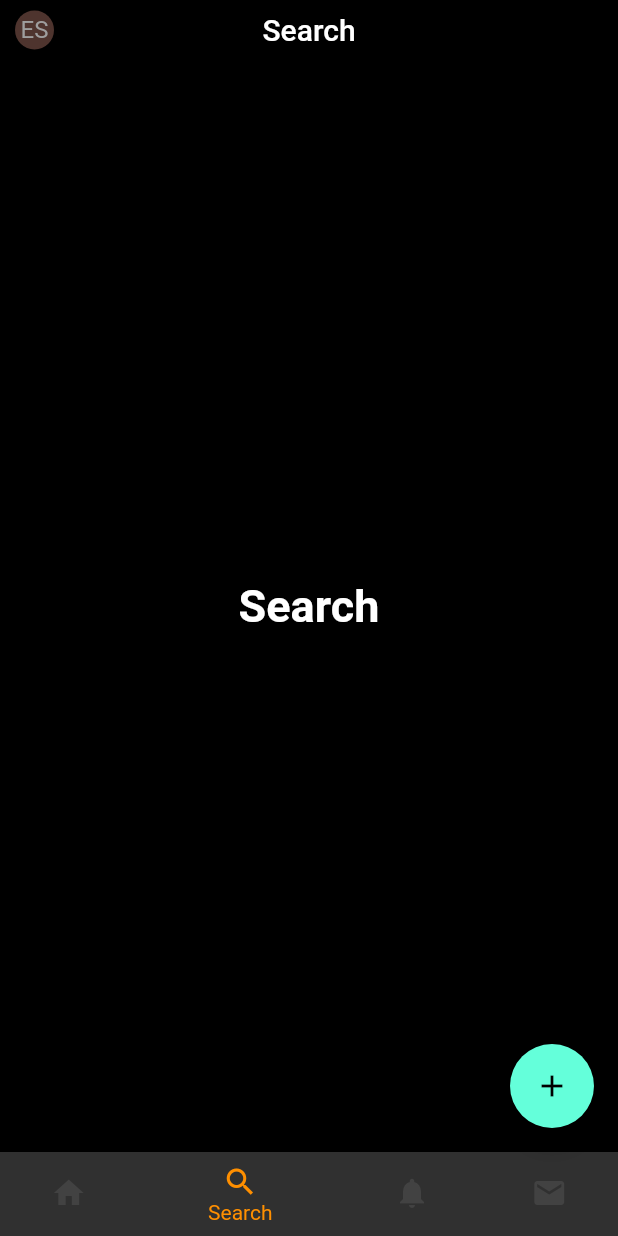
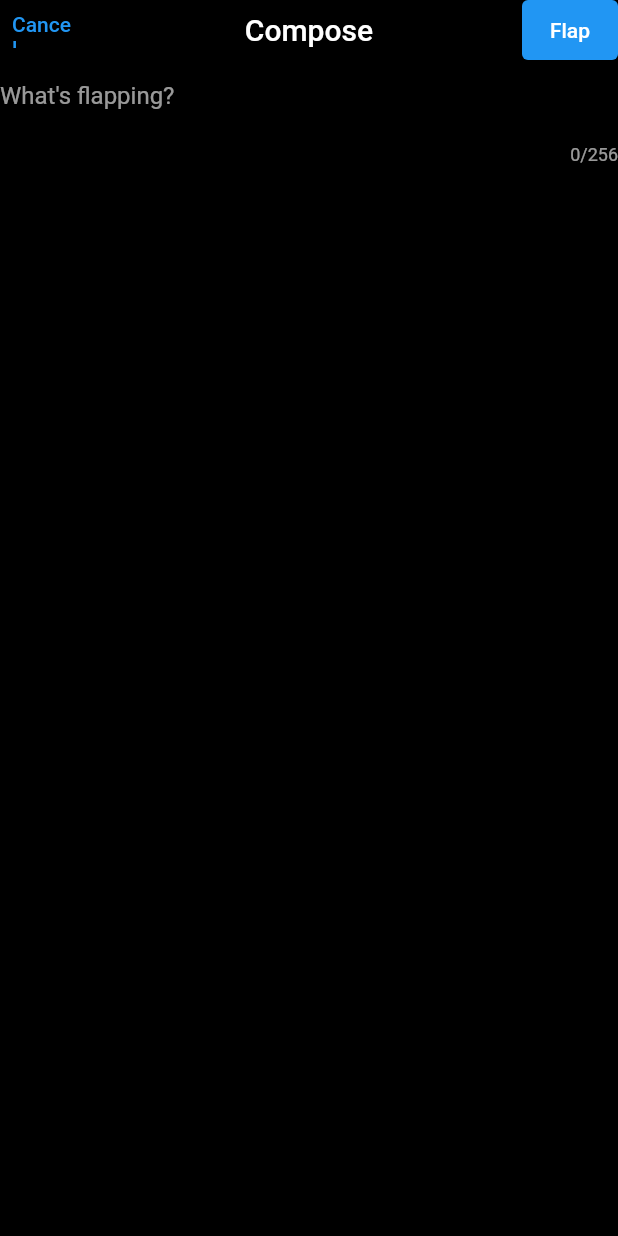
Before and after one commit to shorebirdtech/twutter, a Flutter app: the screen it shows after launch, item 2 of the bottom bar chosen, after a tap on the "add" icon, on a phone screen of 412 x 824 dp. Run offline on Flutter 3.47's test engine with Material 2 defaults, Android fonts, the phone set to English and light mode, and no system bars; accounts and stored records are empty.

Commit message:
Add Compose screen
Compose screen doesn't work yet, but I've started work on sketching out the backend necessary to support it.

```diff
--- /dev/null
+++ b/lib/src/gen/client.dart
@@ -0,0 +1,9 @@
+import 'package:twutter/src/model/flap.dart';
+
+class Client {
+  Future<void> publish(DraftFlap draft) async {
+    // Try to send to the server
+  }
+}
+
+var client = Client();
--- a/lib/src/model/flap.dart
+++ b/lib/src/model/flap.dart
@@ -52,11 +52,21 @@ class Flap {
   final String content;
   final DateTime createdAt;
 
-  final int replyCount = 0;
-  final int reflapCount = 0;
-  final int likeCount = 0;
+  final List<String> replyIds = [];
+  final List<String> reflapIds = [];
+  final List<String> likeUserIds = [];
+
+  int get reflapCount => reflapIds.length;
+  int get replyCount => replyIds.length;
+  int get likeCount => likeUserIds.length;
 
   User get author => model.userById(authorId);
+
+  bool get isReflap => originalFlapId != null;
+
+  // FIXME: Both of these are hacks to just test the UI.
+  bool get wasReflappedByMe => reflapCount > 0;
+  bool get wasLikedByMe => likeCount > 0;
 
   Flap(
       {required this.id,
--- a/lib/src/navigation.dart
+++ b/lib/src/navigation.dart
@@ -43,40 +43,62 @@ class _Placeholder extends StatelessWidget {
   }
 }
 
+class _ComposeFloatingActionButton extends StatelessWidget {
+  const _ComposeFloatingActionButton();
+
+  @override
+  Widget build(BuildContext context) {
+    return FloatingActionButton(
+      onPressed: () {
+        Navigator.of(context).pushNamed("/compose");
+      },
+      tooltip: 'Compose',
+      child: const Icon(Icons.add),
+    );
+  }
+}
+
+class _ComposeMessageFloatingActionButton extends StatelessWidget {
+  const _ComposeMessageFloatingActionButton();
+
+  @override
+  Widget build(BuildContext context) {
+    return FloatingActionButton(
+      onPressed: () {},
+      tooltip: 'Compose Message',
+      child: const Icon(Icons.mail),
+    );
+  }
+}
+
 class _RootNavigationState extends State<RootNavigation> {
   int _selectedScreenIndex = 0;
 
-  static FloatingActionButton composeButton = FloatingActionButton(
-    onPressed: () {},
-    tooltip: 'Compose',
-    child: const Icon(Icons.add),
-  );
-
-  static final List<Screen> _screens = <Screen>[
+  final List<Screen> _screens = const <Screen>[
     Screen(
       title: "Timeline",
-      body: const Timeline(),
-      appBarTitleOverride: const Icon(Icons.flutter_dash),
-      floatingActionButton: composeButton,
-      navigationIcon: const Icon(Icons.home),
+      body: Timeline(),
+      appBarTitleOverride: Icon(Icons.flutter_dash),
+      floatingActionButton: _ComposeFloatingActionButton(),
+      navigationIcon: Icon(Icons.home),
     ),
     Screen(
       title: "Search",
-      body: const _Placeholder("Search"),
-      floatingActionButton: composeButton,
-      navigationIcon: const Icon(Icons.search),
+      body: _Placeholder("Search"),
+      floatingActionButton: _ComposeFloatingActionButton(),
+      navigationIcon: Icon(Icons.search),
     ),
     Screen(
       title: "Notifications",
-      body: const _Placeholder("Notifications"),
-      floatingActionButton: composeButton,
-      navigationIcon: const Icon(Icons.notifications),
+      body: _Placeholder("Notifications"),
+      floatingActionButton: _ComposeFloatingActionButton(),
+      navigationIcon: Icon(Icons.notifications),
     ),
     Screen(
       title: "Messages",
-      body: const _Placeholder("Messages"),
-      floatingActionButton: composeButton,
-      navigationIcon: const Icon(Icons.mail),
+      body: _Placeholder("Messages"),
+      floatingActionButton: _ComposeMessageFloatingActionButton(),
+      navigationIcon: Icon(Icons.mail),
     ),
   ];
 
@@ -92,7 +114,7 @@ class _RootNavigationState extends State<RootNavigation> {
   Widget build(BuildContext context) {
     return Scaffold(
       appBar: AppBar(
-        toolbarHeight: 40,
+        toolbarHeight: LayoutConfig.appBarHeight,
         // FIXME: This Padding is a hack to shrink the CircleAvatar.
         leading: Padding(
           padding: const EdgeInsets.fromLTRB(
--- a/lib/src/view/app.dart
+++ b/lib/src/view/app.dart
@@ -1,6 +1,7 @@
 import 'package:flutter/material.dart';
 
 import '../navigation.dart';
+import 'compose.dart';
 
 class TwutterApp extends StatelessWidget {
   const TwutterApp({super.key});
@@ -16,7 +17,11 @@ class TwutterApp extends StatelessWidget {
               backgroundColor: Colors.black,
             ),
       ),
-      home: const RootNavigation(),
+      initialRoute: '/',
+      routes: {
+        '/': (context) => const RootNavigation(),
+        '/compose': (context) => const ComposeDialog(),
+      },
     );
   }
 }
--- /dev/null
+++ b/lib/src/view/compose.dart
@@ -0,0 +1,67 @@
+import 'package:flutter/material.dart';
+import 'package:twutter/src/model/flap.dart';
+
+import 'config.dart';
+import '../model/model.dart';
+import '../gen/client.dart';
+
+class ComposeDialog extends StatefulWidget {
+  const ComposeDialog({super.key});
+
+  @override
+  State<ComposeDialog> createState() => _ComposeDialogState();
+}
+
+// @ brings up user selection
+// # brings up hashtag selection.
+
+class _ComposeDialogState extends State<ComposeDialog> {
+  TextEditingController textController = TextEditingController();
+
+  // This should have some sort of handle to a draft object
+  // which can be saved locally and separately synced to the server.
+  // And then finally published?
+
+  @override
+  Widget build(BuildContext context) {
+    return Scaffold(
+      appBar: AppBar(
+        toolbarHeight: LayoutConfig.appBarHeight,
+        leading: TextButton(
+            // FIXME: Cancel ends up wraping, we may need a custom AppBar.
+            // Or just remove the
+            child: const Text("Cancel"),
+            onPressed: () => Navigator.of(context)
+                .pop()), // Decide what logged out behavior is?
+        title: const Text("Compose"), // Drafts button
+        actions: [
+          ElevatedButton(
+            onPressed: () {
+              var draft = DraftFlap.compose(
+                authorId: model.me!.id,
+                content: textController.text,
+              );
+              client.publish(draft);
+              // Validate the draft.
+              // Send to the server.
+              // Wait for response?
+              // Close the dialog.
+              Navigator.of(context).pop();
+            },
+            child: const Text("Flap"),
+          )
+        ],
+        centerTitle: true,
+      ),
+      body: TextField(
+        controller: textController,
+        keyboardType: TextInputType.multiline,
+        decoration: const InputDecoration(
+            border: InputBorder.none, hintText: "What's flapping?"),
+        maxLines: null,
+        maxLength: 256,
+      ),
+      // Twitter has a very fancy character counter that counts down from 256.
+    );
+  }
+}
--- a/lib/src/view/config.dart
+++ b/lib/src/view/config.dart
@@ -1,5 +1,6 @@
 // This should vary with media queries?
 class LayoutConfig {
+  static const double appBarHeight = 40;
   static const double timelineHorizontalPadding = 10;
   static const double timelineWidth = 400;
   static const double avatarColumnWidth = 50;
--- a/lib/src/view/flap.dart
+++ b/lib/src/view/flap.dart
@@ -9,20 +9,29 @@ class FlapControl extends StatelessWidget {
 
   final IconData iconData;
   final int? count;
-  final VoidCallback? onPressed;
+  final VoidCallback onPressed;
+  final bool highlighted;
 
-  const FlapControl(
-      {super.key, required this.iconData, this.count, this.onPressed});
+  const FlapControl({
+    super.key,
+    required this.iconData,
+    this.count,
+    required this.onPressed,
+    this.highlighted = false,
+  });
 
   @override
   Widget build(BuildContext context) {
-    return IconButton(
+    var leftAlignHack = const Text("      ");
+    return TextButton.icon(
       onPressed: onPressed,
       icon: Icon(
         iconData,
         size: controlsSize,
         color: TwutterTheme.backgroundIconColor(context),
       ),
+      // Alignment hack.
+      label: (count ?? 0) > 0 ? Text("$count") : leftAlignHack,
     );
   }
 }
@@ -77,10 +86,25 @@ class FlapView extends StatelessWidget {
     );
 
     var controls = Row(children: [
-      FlapControl(iconData: Icons.chat_bubble_outline, count: flap.replyCount),
-      FlapControl(iconData: Icons.repeat, count: flap.reflapCount),
-      FlapControl(iconData: Icons.favorite_border, count: flap.likeCount),
-      const FlapControl(iconData: Icons.share),
+      FlapControl(
+        iconData: Icons.chat_bubble_outline,
+        count: flap.replyCount,
+        // Replies never highlight.
+        onPressed: () => {},
+      ),
+      FlapControl(
+        iconData: Icons.repeat,
+        count: flap.reflapCount,
+        highlighted: flap.wasReflappedByMe,
+        onPressed: () => {},
+      ),
+      FlapControl(
+        iconData: Icons.favorite_border,
+        count: flap.likeCount,
+        highlighted: flap.wasLikedByMe,
+        onPressed: () => {},
+      ),
+      FlapControl(iconData: Icons.share, onPressed: () => {}),
     ]);
 
     // Retweet or not (can wrap)
@@ -96,7 +120,28 @@ class FlapView extends StatelessWidget {
     return Padding(
       padding: const EdgeInsets.symmetric(
           horizontal: LayoutConfig.timelineHorizontalPadding),
-      child: Row(
+      child: Column(
+        children: [
+          if (flap.isReflap)
+            Row(
+              mainAxisAlignment: MainAxisAlignment.start,
+              children: [
+                const SizedBox(
+                  width: LayoutConfig.avatarColumnWidth -
+                      LayoutConfig.avatarRightPadding,
+                  child: Align(
+                    alignment: Alignment.topRight,
+                    child: Icon(Icons.repeat, size: checkmarkSize),
+                  ),
+                ),
+                const SizedBox(width: LayoutConfig.avatarRightPadding),
+                Text(
+                  '${flap.author.displayName} Reflapped',
+                  style: TwutterTheme.backgroundText(context),
+                ),
+              ],
+            ),
+          Row(
             mainAxisAlignment: MainAxisAlignment.start,
             crossAxisAlignment: CrossAxisAlignment.start,
             children: [
@@ -119,6 +164,8 @@ class FlapView extends StatelessWidget {
               )
             ],
           ),
+        ],
+      ),
     );
   }
 }
```
Also changed, not shown: pubspec.yaml (+11 -22 lines). Lines whose indentation alone changed are shown as unchanged.
